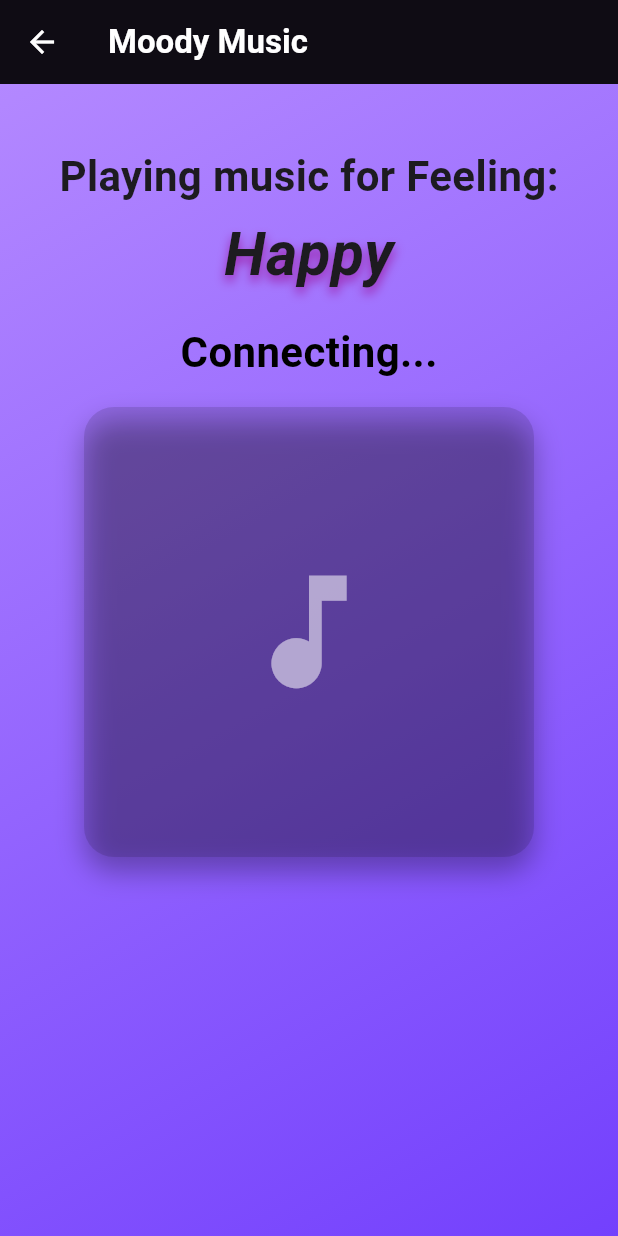
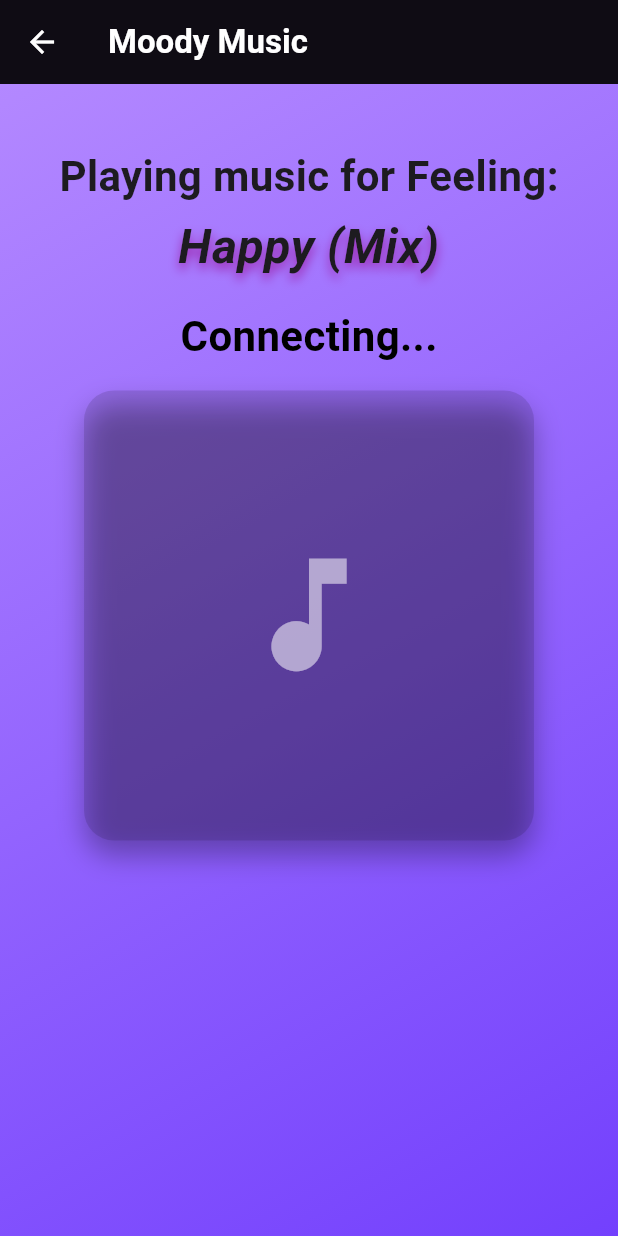
Before and after one commit to CompleteCanoe98/Moody-Music, a Flutter app: the screen it shows after launch, after a tap on "Play", on a phone screen of 412 x 824 dp. Run offline on Flutter 3.47's test engine with Material 3 defaults, Android fonts, the light colour scheme and no system bars; our stand-ins replace flutter_dotenv, flutter_svg, marquee; missing offline and left inert: spotify_sdk; statements that could not run were skipped.

Commit message:
added choice to genre

```diff
--- a/lib/main.dart
+++ b/lib/main.dart
@@ -40,11 +40,15 @@ class MyHomePage extends StatefulWidget {
 class _MyHomePageState extends State<MyHomePage> {
   final List<String> moods = ['Happy', 'Sad', 'Hype', 'Calm'];
   late String selectedMood;
+  final List<String> genres = ['Mix', 'Pop', 'Rock', 'Jazz', 'Hip-Hop', 'Instrumental'];
+  late String selectedGenre;
 
   @override
   void initState() {
     super.initState();
     selectedMood = moods[0];
+
+    selectedGenre = genres[0];
   }
 
   @override
@@ -91,7 +95,7 @@ class _MyHomePageState extends State<MyHomePage> {
               SizedBox(height: size.height * 0.03), // 3% of screen height
 
               const Text(
-                'Select your current mood:',
+                'Select your current Mood and Genre:',
                 style: TextStyle(fontSize: 18),
               ),
 
@@ -160,17 +164,90 @@ class _MyHomePageState extends State<MyHomePage> {
                       }).toList(),
                     ),
                   ),
+
+
                 ),
+
               ),
 
-              SizedBox(height: size.height * 0.05), // 5% of height
+              SizedBox(height: size.height * 0.005), // 3% of screen height
+
+              Container(
+                width: size.width * 0.7,
+                padding: const EdgeInsets.symmetric(horizontal: 16),
+                decoration: BoxDecoration(
+                  color: const Color.fromARGB(255, 242, 165, 255),
+                  borderRadius: BorderRadius.circular(15),
+                  border: Border.all(color: Colors.deepPurple, width: 4),
+                  boxShadow: [
+                    BoxShadow(
+                      color: Colors.deepPurple.withOpacity(0.3),
+                      offset: const Offset(0, 4),
+                      blurRadius: 8,
+                    ),
+                  ],
+                ),
+                child: Theme(
+                  data: Theme.of(context).copyWith(
+                    splashColor: Colors.deepPurple.withAlpha(100),
+                    highlightColor: Colors.deepPurple.withAlpha(50),
+                  ),
+                  child: DropdownButtonHideUnderline(
+                    child: DropdownButton<String>(
+                      value: selectedGenre,
+                      icon: const Icon(Icons.keyboard_arrow_down_rounded, color: Colors.deepPurple),
+                      iconSize: 32,
+                      isExpanded: true,
+                      elevation: 16,
+                      dropdownColor: const Color.fromARGB(255, 250, 200, 255),
+                      borderRadius: BorderRadius.circular(20),
+                      style: const TextStyle(
+                        fontSize: 24,
+                        fontWeight: FontWeight.bold,
+                        color: Colors.deepPurple,
+                      ),
+                      onChanged: (String? newValue) {
+                        if (newValue != null) {
+                          setState(() {
+                            selectedGenre = newValue;
+                          });
+                        }
+                      },
+                      items: genres.map<DropdownMenuItem<String>>((String genres) {
+                        return DropdownMenuItem<String>(
+                          value: genres,
+                          child: Container(
+                            alignment: Alignment.centerLeft,
+                            width: double.infinity,
+                            decoration: BoxDecoration(
+                              border: Border(
+                                bottom: BorderSide(
+                                  color: Colors.deepPurple.withOpacity(0.5),
+                                  width: 1,
+                                ),
+                              ),
+                            ),
+                            padding: const EdgeInsets.symmetric(vertical: 8),
+                            child: Text(genres),
+                          ),
+                        );
+                      }).toList(),
+                    ),
+                  ),
+
+
+                ),
+
+              ),
+
+              SizedBox(height: size.height * 0.025), // 5% of height
 
               ElevatedButton(
                 onPressed: () {
                   Navigator.push(
                     context,
                     MaterialPageRoute(
-                      builder: (context) => Music_Player(mood: selectedMood),
+                      builder: (context) => Music_Player(mood: selectedMood, genre: selectedGenre,),
                     ),
                   );
                 },
@@ -188,7 +265,7 @@ class _MyHomePageState extends State<MyHomePage> {
                 ),
               ),
 
-              SizedBox(height: size.height * 0.05),
+              SizedBox(height: size.height * 0.03),
 
               // --- CHANGED SECTION: USING LOCAL ASSET GIF ---
               Image.asset(
--- a/lib/player.dart
+++ b/lib/player.dart
@@ -5,13 +5,14 @@ import 'package:flutter_svg/flutter_svg.dart';
 import 'package:spotify_sdk/models/image_uri.dart';
 import 'dart:typed_data';
 import 'package:marquee/marquee.dart';
-import 'package:flutter_dotenv/flutter_dotenv.dart'; // Don't forget to import!
+import 'package:flutter_dotenv/flutter_dotenv.dart';
 import 'dart:async';
 
 class Music_Player extends StatefulWidget {
   final String mood;
+  final String genre;
 
-  const Music_Player({super.key, required this.mood});
+  const Music_Player({super.key, required this.mood, required this.genre});
 
   @override
   State<Music_Player> createState() => _Music_PlayerState();
@@ -30,13 +31,61 @@ class _Music_PlayerState extends State<Music_Player> {
 
   // LOGIC VARIABLES
   String? _lastImageId;
-  StreamSubscription? _playerSubscription; // <--- 1. NEW: To track the listener
+  StreamSubscription? _playerSubscription;
 
-  final Map<String, String> moodPlaylists = {
-    'Happy': 'spotify:playlist:37i9dQZF1DXdPec7aLTmlC',
-    'Sad': 'spotify:playlist:37i9dQZF1DWSqBruwoIXkA',
-    'Hype': 'spotify:playlist:37i9dQZF1EIeU3RFfPV9ui',
-    'Calm': 'spotify:playlist:37i9dQZF1DWZeKCadgRdKQ',
+  // --- PLAYLIST DATA ---
+  final Map<String, String> mixMoodPlaylists = {
+    'Happy' : 'spotify:playlist:37i9dQZF1EIgNoWOvbnUCk',
+    'Sad' : 'spotify:playlist:37i9dQZF1EIhmSBwUDxg84',
+    'Hype' : 'spotify:playlist:37i9dQZF1EIeU3RFfPV9ui',
+    'Calm' : 'spotify:playlist:37i9dQZF1EIe7gYhF3NROX'
+
+  };
+
+
+  final Map<String, String> popmoodPlaylists = {
+    'Happy': 'spotify:playlist:37i9dQZF1EIdYDF5bwm196',
+    'Sad': 'spotify:playlist:37i9dQZF1EIdZrPvCvCkh4',
+    'Hype': 'spotify:playlist:37i9dQZF1EIePmEgz7p91b',
+    'Calm': 'spotify:playlist:37i9dQZF1EIe0Dagt2506d',
+  };
+
+  final Map<String, String> rockmoodPlaylists = {
+    'Happy': 'spotify:playlist:37i9dQZF1EIhGU9wlBUJK9',
+    'Sad': 'spotify:playlist:37i9dQZF1EIcxHInSBQ4YQ',
+    'Hype': 'spotify:playlist:37i9dQZF1EIh4ObqDPnHKI',
+    'Calm': 'spotify:playlist:37i9dQZF1EIdpDytsjmeSg',
+  };
+
+  final Map<String, String> instrumentalmoodPlaylists = {
+    'Happy': 'spotify:playlist:37i9dQZF1EIe3Ecth03qvW',
+    'Sad': 'spotify:playlist:37i9dQZF1EIh1T1PukZNVG',
+    'Hype': 'spotify:playlist:37i9dQZF1EIcU1hUUSwSXK',
+    'Calm': 'spotify:playlist:5gaVqhrTrbBigae3ZAZfbq',
+  };
+
+  final Map<String, String> hipHopmoodPlaylists = {
+    'Happy': 'spotify:playlist:37i9dQZF1EIcHCl8kCVSai',
+    'Sad': 'spotify:playlist:37i9dQZF1EIcZUgkA3BSiL',
+    'Hype': 'spotify:playlist:37i9dQZF1EIfYOWZLm9iq6',
+    'Calm': 'spotify:playlist:37i9dQZF1EIf4OaZ1XTJYw',
+  };
+
+  final Map<String, String> jazzmoodPlaylists = {
+    'Happy': 'spotify:playlist:37i9dQZF1DWZCkamcYMQkz',
+    'Sad': 'spotify:playlist:37i9dQZF1DWWR73B3Bnjfh',
+    'Hype': 'spotify:playlist:37i9dQZF1EIfmQhasKW8vp',
+    'Calm': 'spotify:playlist:37i9dQZF1DX949uWWpmTjT',
+  };
+
+  // FIX: This Master Map now links the Genre String to the correct Map above
+  late final Map<String, Map<String, String>> genrePlaylists = {
+    'Mix' :mixMoodPlaylists,
+    'Pop': popmoodPlaylists,
+    'Rock': rockmoodPlaylists,
+    'Jazz': jazzmoodPlaylists,
+    'Hip-Hop': hipHopmoodPlaylists,
+    'Instrumental': instrumentalmoodPlaylists,
   };
 
   @override
@@ -45,10 +94,9 @@ class _Music_PlayerState extends State<Music_Player> {
     initSpotify();
   }
 
-  // <--- 2. NEW: DISPOSE METHOD (Cleans up when you leave the page)
   @override
   void dispose() {
-    _playerSubscription?.cancel(); // Stop listening to Spotify updates
+    _playerSubscription?.cancel();
     super.dispose();
   }
 
@@ -59,23 +107,19 @@ class _Music_PlayerState extends State<Music_Player> {
         redirectUrl: redirectUrl,
       );
 
-      // <--- 3. NEW: MOUNTED CHECK (Prevents crashes if user left)
       if (!mounted) return;
 
       if (result) {
         setState(() => _isConnected = true);
 
-        // Start listening (and save the subscription so we can cancel it later)
         _playerSubscription = SpotifySdk.subscribePlayerState().listen((playerState) {
-          // Pass the data to a dedicated method to keep this clean
           _updatePlayerUI(playerState);
         }, onError: (error) {
            print("Player State Error: $error");
         });
 
-        // Wait before playing
         await Future.delayed(const Duration(milliseconds: 500));
-        if (!mounted) return; // Check again after delay
+        if (!mounted) return;
 
         playMoodPlaylist();
       }
@@ -88,9 +132,8 @@ class _Music_PlayerState extends State<Music_Player> {
     }
   }
 
-  // <--- 4. NEW: DEDICATED UI UPDATE METHOD
   void _updatePlayerUI(var playerState) {
-    if (!mounted) return; // Safety check
+    if (!mounted) return;
 
     if (playerState.track != null) {
       setState(() {
@@ -99,7 +142,6 @@ class _Music_PlayerState extends State<Music_Player> {
         _isPaused = playerState.isPaused;
       });
 
-      // Image Logic
       var newImageId = playerState.track?.imageUri.raw;
       if (newImageId != null && newImageId != _lastImageId) {
         _lastImageId = newImageId;
@@ -110,17 +152,27 @@ class _Music_PlayerState extends State<Music_Player> {
 
   Future<void> playMoodPlaylist() async {
     try {
-      String? playlistUri = moodPlaylists[widget.mood];
+      // 1. Find the correct map for the selected GENRE
+      Map<String, String>? selectedGenreMap = genrePlaylists[widget.genre];
+
+      if (selectedGenreMap != null) {
+        // 2. Find the specific playlist for the selected MOOD
+        String? playlistUri = selectedGenreMap[widget.mood];
+
         if (playlistUri != null) {
           await SpotifySdk.play(spotifyUri: playlistUri);
 
           await Future.delayed(const Duration(milliseconds: 500));
           if (!mounted) return;
 
-        // Force Shuffle Logic
           await SpotifySdk.setShuffle(shuffle: false);
           await SpotifySdk.setShuffle(shuffle: true);
           await SpotifySdk.skipNext();
+        } else {
+           _showError("No playlist found for ${widget.mood} in ${widget.genre}");
+        }
+      } else {
+         _showError("Genre ${widget.genre} not found");
       }
     } catch (e) {
       print("Playback error: $e");
@@ -133,7 +185,7 @@ class _Music_PlayerState extends State<Music_Player> {
         imageUri: imageUri,
         dimension: ImageDimension.large,
       );
-      if (!mounted) return; // Safety check before setState
+      if (!mounted) return;
 
       setState(() {
         _albumArt = image;
@@ -143,19 +195,16 @@ class _Music_PlayerState extends State<Music_Player> {
     }
   }
 
-  // <--- 5. NEW: HELPER TO SHOW ERRORS ON SCREEN
   void _showError(String message) {
     if (!mounted) return;
     ScaffoldMessenger.of(context).showSnackBar(
       SnackBar(content: Text(message), backgroundColor: Colors.red),
     );
-    setState(() => _currentSongTitle = "Error Connecting");
+    setState(() => _currentSongTitle = "Error");
   }
 
   @override
   Widget build(BuildContext context) {
-    // ... (Your existing build method goes here unchanged) ...
-    // Just make sure your Container still has the gradient code!
     final size = MediaQuery.of(context).size;
     return Scaffold(
         backgroundColor: const Color.fromARGB(255, 219, 186, 233),
@@ -166,7 +215,6 @@ class _Music_PlayerState extends State<Music_Player> {
         iconTheme: const IconThemeData(color: Colors.white),
       ),
       body: Container(
-        // Force full screen height for gradient
         height: size.height,
         width: double.infinity,
         decoration: const BoxDecoration(
@@ -180,31 +228,27 @@ class _Music_PlayerState extends State<Music_Player> {
           ),
         ),
         child: Column(
-             // ... Paste your existing children here ...
              children: [
             SizedBox(height: size.height * 0.05),
             const Text(
               'Playing music for Feeling:',
-              style: TextStyle(fontSize: 28, fontWeight: FontWeight.bold
-
-              ),
-
+              style: TextStyle(fontSize: 28, fontWeight: FontWeight.bold),
               ),
             SizedBox(height: size.height * 0.005),
             Text(
-              widget.mood,
+              "${widget.mood} (${widget.genre})", // FIX: Show both mood and genre
               style: const TextStyle(
-                fontSize: 40,
+                fontSize: 32, // Adjusted size slightly to fit both words
                 fontStyle: FontStyle.italic,
                 fontWeight: FontWeight.bold,
                 shadows: [Shadow(offset: Offset(0, 4), blurRadius: 8.0, color: Colors.purple)],
               ),
+              textAlign: TextAlign.center,
             ),
             SizedBox(height: size.height * 0.02),
 
             // TITLE
             Row(mainAxisAlignment: MainAxisAlignment.center ,
-
               children: [
                 _isConnected ? const Icon(Icons.music_note, size: 30, color: Colors.black) : const SizedBox.shrink(),
                 _isConnected ? const Text(
@@ -217,9 +261,8 @@ class _Music_PlayerState extends State<Music_Player> {
               padding: const EdgeInsets.symmetric(horizontal: 20),
               child: SizedBox(
                 height: 40,
-                // FIX: Switch widgets based on connection
                 child: _isConnected ?
-                   Marquee( // If connected, use the scrolling widget
+                   Marquee(
                       text: "$_currentSongTitle - $_currentArtistName    ",
                       style: const TextStyle(fontSize: 28, fontWeight: FontWeight.bold, color: Color.fromARGB(255, 103, 0, 121),
                       shadows: [
@@ -230,7 +273,7 @@ class _Music_PlayerState extends State<Music_Player> {
                       blankSpace: 20.0,
                       velocity: 50.0,
                     )
-                  : const Center( // If NOT connected, just use normal centered text
+                  : const Center(
                       child: Text(
                         "Connecting...",
                         style: TextStyle(fontSize: 28, fontWeight: FontWeight.bold, color: Colors.black),
@@ -268,10 +311,8 @@ class _Music_PlayerState extends State<Music_Player> {
                     onPressed: () => SpotifySdk.skipPrevious(),
                   ),
 
-                  // SMART TOGGLE BUTTON (Play/Pause)
                   IconButton(
                     iconSize: 50,
-                    // If Paused -> Show Play Icon. If Playing -> Show Pause Icon.
                     icon: _isPaused
                       ? SvgPicture.asset('assets/icons/play.svg', height: 50, width: 50, colorFilter: const ColorFilter.mode(Colors.black, BlendMode.srcIn))
                       : SvgPicture.asset('assets/icons/pause.svg', height: 50, width: 50, colorFilter: const ColorFilter.mode(Colors.black, BlendMode.srcIn)),
```
Also changed, not shown: 42 other files. Lines whose indentation alone changed are shown as unchanged.
